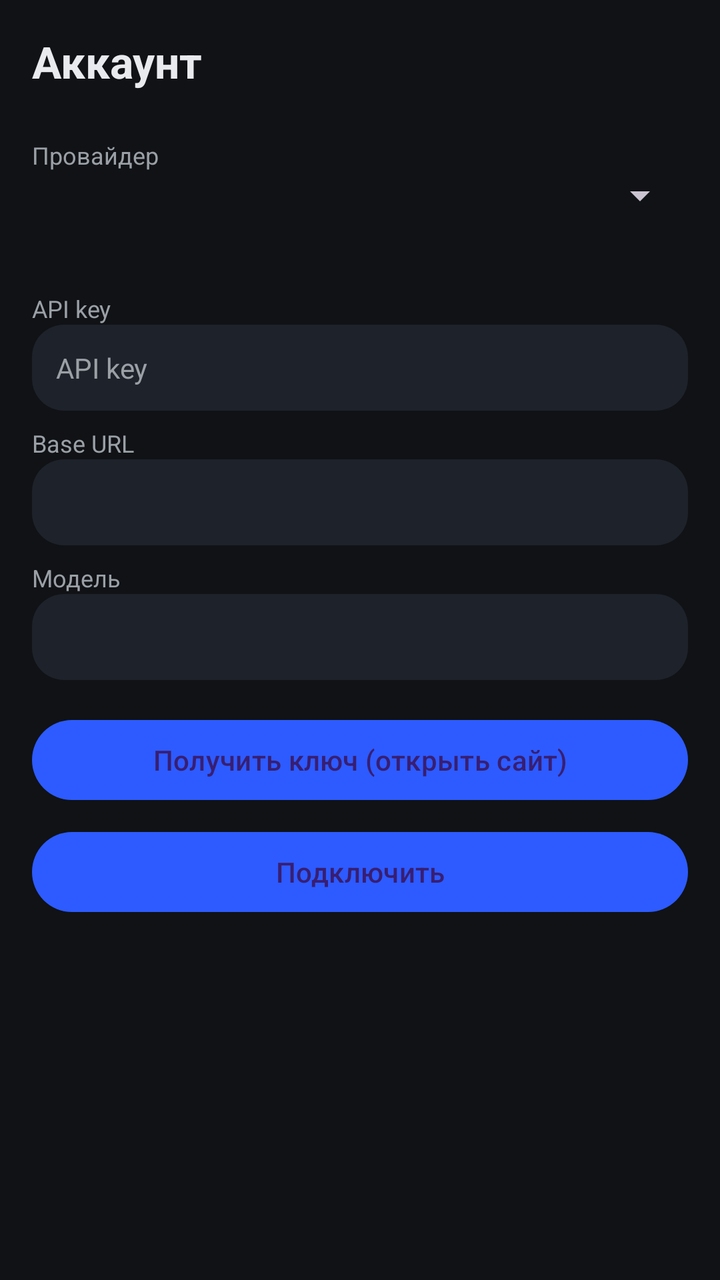
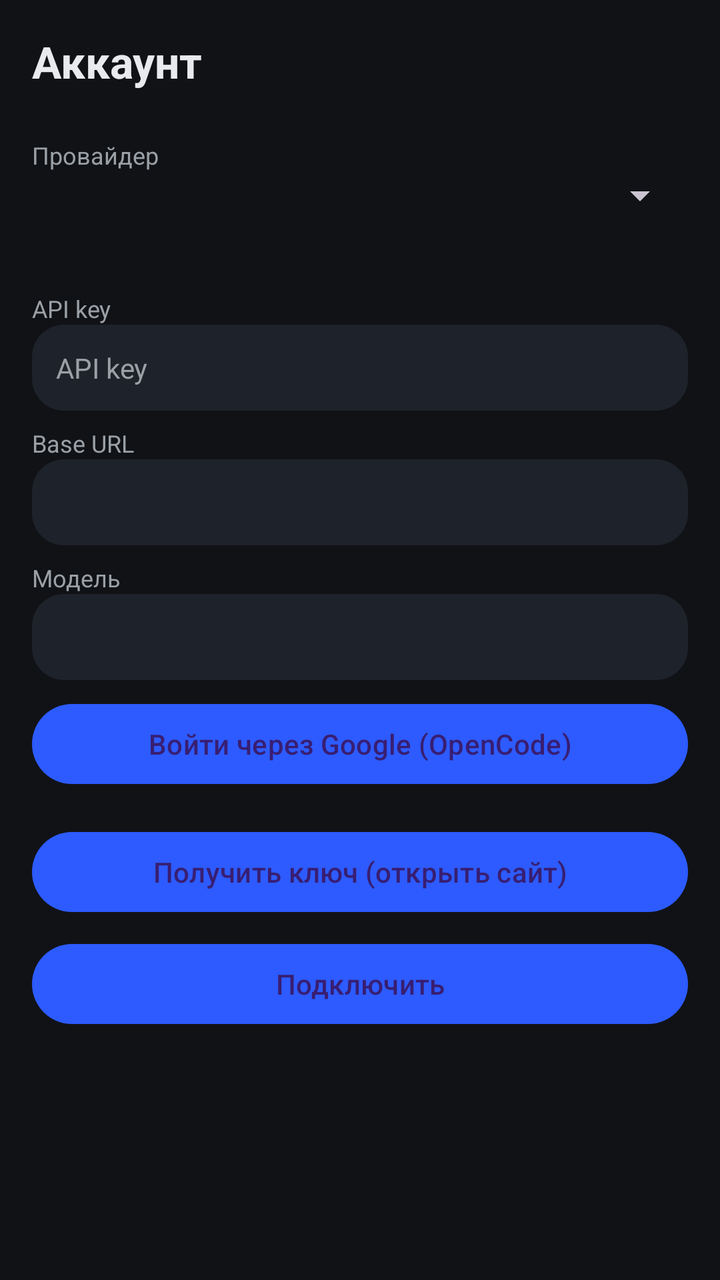

An Android layout rendered at two revisions. The XML below is the earlier revision; the diff shows what the commit changed to produce the second picture.
<!-- AndroidManifest.xml: application theme Theme.Agent -->
<!-- res/layout/activity_account.xml -->
<?xml version="1.0" encoding="utf-8"?>
<ScrollView xmlns:android="http://schemas.android.com/apk/res/android"
    android:layout_width="match_parent"
    android:layout_height="match_parent"
    android:background="@color/chat_background"
    android:fillViewport="true">

    <LinearLayout
        android:layout_width="match_parent"
        android:layout_height="wrap_content"
        android:orientation="vertical"
        android:padding="16dp">

        <TextView
            android:layout_width="wrap_content"
            android:layout_height="wrap_content"
            android:text="@string/account"
            android:textColor="@color/text_primary"
            android:textSize="22sp"
            android:textStyle="bold"
            android:paddingBottom="16dp" />

        <TextView style="@style/FieldLabel" android:text="@string/provider" />
        <Spinner
            android:id="@+id/spinnerProvider"
            android:layout_width="match_parent"
            android:layout_height="wrap_content"
            android:paddingBottom="8dp" />

        <TextView
            android:id="@+id/accountHint"
            android:layout_width="match_parent"
            android:layout_height="wrap_content"
            android:textColor="@color/text_secondary"
            android:textSize="12sp"
            android:paddingBottom="12dp" />

        <TextView style="@style/FieldLabel" android:text="@string/api_key" />
        <EditText
            android:id="@+id/etAccountKey"
            style="@style/FieldInput"
            android:hint="API key"
            android:inputType="textPassword" />

        <TextView style="@style/FieldLabel" android:text="@string/base_url" />
        <EditText android:id="@+id/etAccountUrl" style="@style/FieldInput" />

        <TextView style="@style/FieldLabel" android:text="@string/model" />
        <EditText android:id="@+id/etAccountModel" style="@style/FieldInput" />

        <Button
            android:id="@+id/btnGetKey"
            android:layout_width="match_parent"
            android:layout_height="wrap_content"
            android:layout_marginTop="16dp"
            android:text="@string/get_key" />

        <Button
            android:id="@+id/btnSaveAccount"
            android:layout_width="match_parent"
            android:layout_height="wrap_content"
            android:layout_marginTop="8dp"
            android:text="@string/connect" />
    </LinearLayout>
</ScrollView>
<!-- resources referenced by this layout -->
<resources>
  <color name="chat_background">#101216</color>
  <color name="text_primary">#E8EAED</color>
  <color name="text_secondary">#9AA0A6</color>
  <string name="account">Аккаунт</string>
  <string name="api_key">API key</string>
  <string name="base_url">Base URL</string>
  <string name="connect">Подключить</string>
  <string name="get_key">Получить ключ (открыть сайт)</string>
  <string name="model">Модель</string>
  <string name="provider">Провайдер</string>
  <style name="FieldInput">
          <item name="android:layout_width">match_parent</item>
          <item name="android:layout_height">wrap_content</item>
          <item name="android:background">@drawable/bg_input</item>
          <item name="android:padding">12dp</item>
          <item name="android:textColor">@color/text_primary</item>
          <item name="android:textColorHint">@color/text_secondary</item>
          <item name="android:textSize">14sp</item>
      </style>
  <style name="FieldLabel">
          <item name="android:layout_width">match_parent</item>
          <item name="android:layout_height">wrap_content</item>
          <item name="android:textColor">@color/text_secondary</item>
          <item name="android:textSize">12sp</item>
          <item name="android:paddingTop">8dp</item>
      </style>
  <style name="Theme.Agent" parent="Theme.Material3.Dark.NoActionBar">
          <item name="android:windowBackground">@color/chat_background</item>
          <item name="colorPrimary">@color/bubble_user</item>
      </style>
  <!-- drawable bg_input (drawable) -->
  <?xml version="1.0" encoding="utf-8"?>
  <shape xmlns:android="http://schemas.android.com/apk/res/android">
      <solid android:color="#1E222A" />
      <corners android:radius="16dp" />
  </shape>
  <color name="bubble_user">#2D5BFF</color>
</resources>

<!-- the commit's change to res/layout/activity_account.xml (unified diff, before → after) -->
@@ -35,18 +35,73 @@
             android:textSize="12sp"
             android:paddingBottom="12dp" />
 
-        <TextView style="@style/FieldLabel" android:text="@string/api_key" />
-        <EditText
-            android:id="@+id/etAccountKey"
-            style="@style/FieldInput"
-            android:hint="API key"
-            android:inputType="textPassword" />
+        <LinearLayout
+            android:id="@+id/secKeyBased"
+            android:layout_width="match_parent"
+            android:layout_height="wrap_content"
+            android:orientation="vertical">
 
-        <TextView style="@style/FieldLabel" android:text="@string/base_url" />
-        <EditText android:id="@+id/etAccountUrl" style="@style/FieldInput" />
+            <TextView style="@style/FieldLabel" android:text="@string/api_key" />
+            <EditText
+                android:id="@+id/etAccountKey"
+                style="@style/FieldInput"
+                android:hint="API key"
+                android:inputType="textPassword" />
 
-        <TextView style="@style/FieldLabel" android:text="@string/model" />
-        <EditText android:id="@+id/etAccountModel" style="@style/FieldInput" />
+            <TextView style="@style/FieldLabel" android:text="@string/base_url" />
+            <EditText android:id="@+id/etAccountUrl" style="@style/FieldInput" />
+
+            <TextView style="@style/FieldLabel" android:text="@string/model" />
+            <EditText android:id="@+id/etAccountModel" style="@style/FieldInput" />
+        </LinearLayout>
+
+        <LinearLayout
+            android:id="@+id/secOpencode"
+            android:layout_width="match_parent"
+            android:layout_height="wrap_content"
+            android:orientation="vertical"
+            android:visibility="gone">
+
+            <TextView style="@style/FieldLabel" android:text="Workspace" />
+            <Spinner
+                android:id="@+id/spinnerOrg"
+                android:layout_width="match_parent"
+                android:layout_height="wrap_content"
+                android:paddingBottom="8dp"
+                android:visibility="gone" />
+
+            <TextView style="@style/FieldLabel" android:text="@string/model" />
+            <Spinner
+                android:id="@+id/spinnerModel"
+                android:layout_width="match_parent"
+                android:layout_height="wrap_content"
+                android:paddingBottom="8dp"
+                android:visibility="gone" />
+
+            <TextView
+                android:id="@+id/tvLoginStatus"
+                android:layout_width="match_parent"
+                android:layout_height="wrap_content"
+                android:paddingTop="8dp"
+                android:paddingBottom="8dp"
+                android:textColor="@color/text_primary"
+                android:textSize="13sp" />
+        </LinearLayout>
+
+        <Button
+            android:id="@+id/btnOpenLogin"
+            android:layout_width="match_parent"
+            android:layout_height="wrap_content"
+            android:layout_marginTop="16dp"
+            android:text="@string/open_login"
+            android:visibility="gone" />
+
+        <Button
+            android:id="@+id/btnGoogleLogin"
+            android:layout_width="match_parent"
+            android:layout_height="wrap_content"
+            android:layout_marginTop="8dp"
+            android:text="@string/google_login" />
 
         <Button
             android:id="@+id/btnGetKey"
<!-- resource entries referenced after the edit -->
@@ -8,7 +8,9 @@
   <string name="base_url">Base URL</string>
   <string name="connect">Подключить</string>
   <string name="get_key">Получить ключ (открыть сайт)</string>
+  <string name="google_login">Войти через Google (OpenCode)</string>
   <string name="model">Модель</string>
+  <string name="open_login">Открыть страницу входа</string>
   <string name="provider">Провайдер</string>
   <style name="FieldInput">
           <item name="android:layout_width">match_parent</item>
